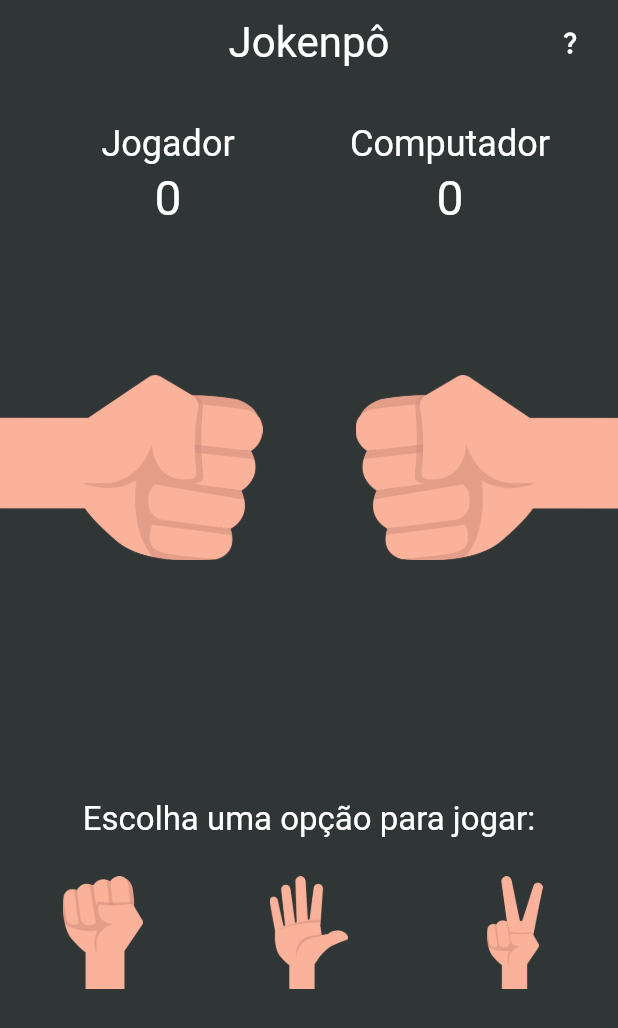
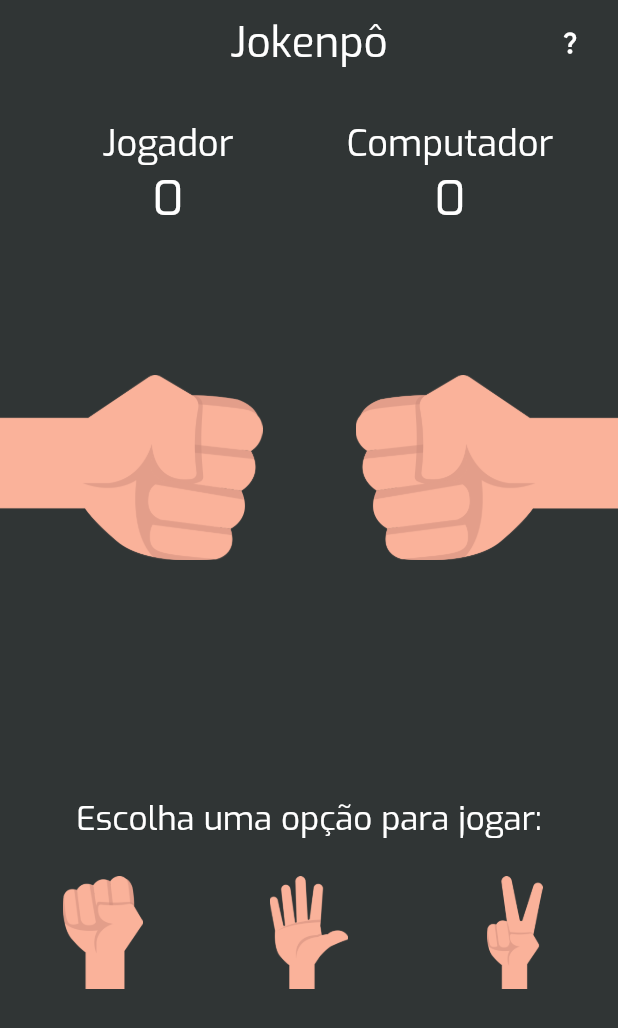
Before and after one commit to Weslley41/jokenpo, a Flutter app: the screen it shows after launch, on a phone screen of 412 x 824 dp. Shown: the top 1028 px of the screen. Run offline on Flutter 3.47's test engine with Material 2 defaults, Android fonts, the phone set to English and light mode, and no system bars.

Commit message:
change fontFamily

```diff
--- a/lib/theme.dart
+++ b/lib/theme.dart
@@ -2,6 +2,7 @@ import 'package:flutter/material.dart';
 
 final jokenpoTheme = ThemeData(
   useMaterial3: true,
+  fontFamily: 'Exo',
   colorScheme: ColorScheme.fromSwatch().copyWith(
     primary: Colors.white,
     secondary: const Color.fromARGB(255, 48, 53, 53),
```
Also changed, not shown: pubspec.yaml (+5 -14 lines), assets/fonts/Exo-Regular.ttf (added).
